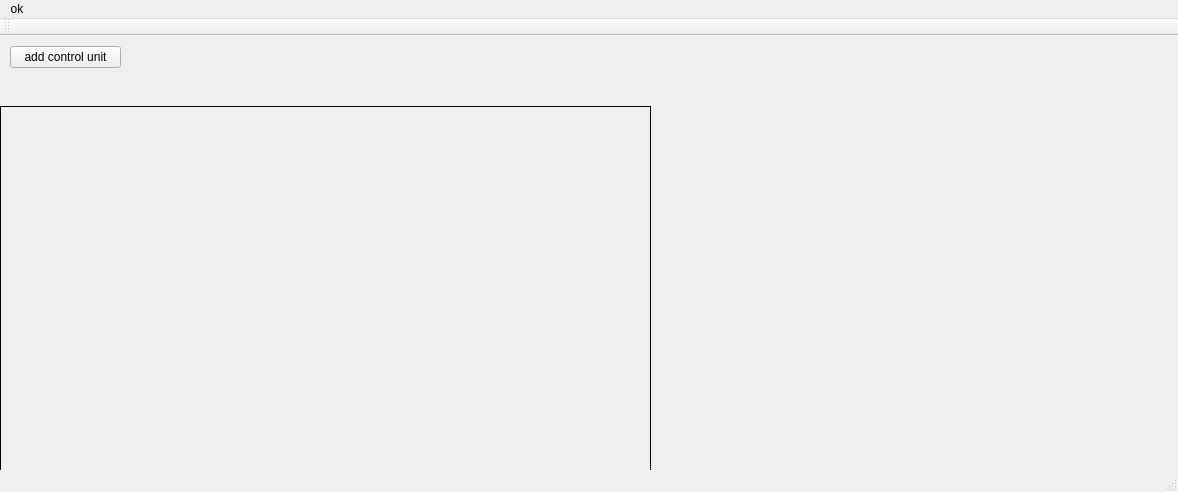
This is mwin.ui in PhilippeJara/jarasper as Qt 5 draws it before an edit. The edited form follows.
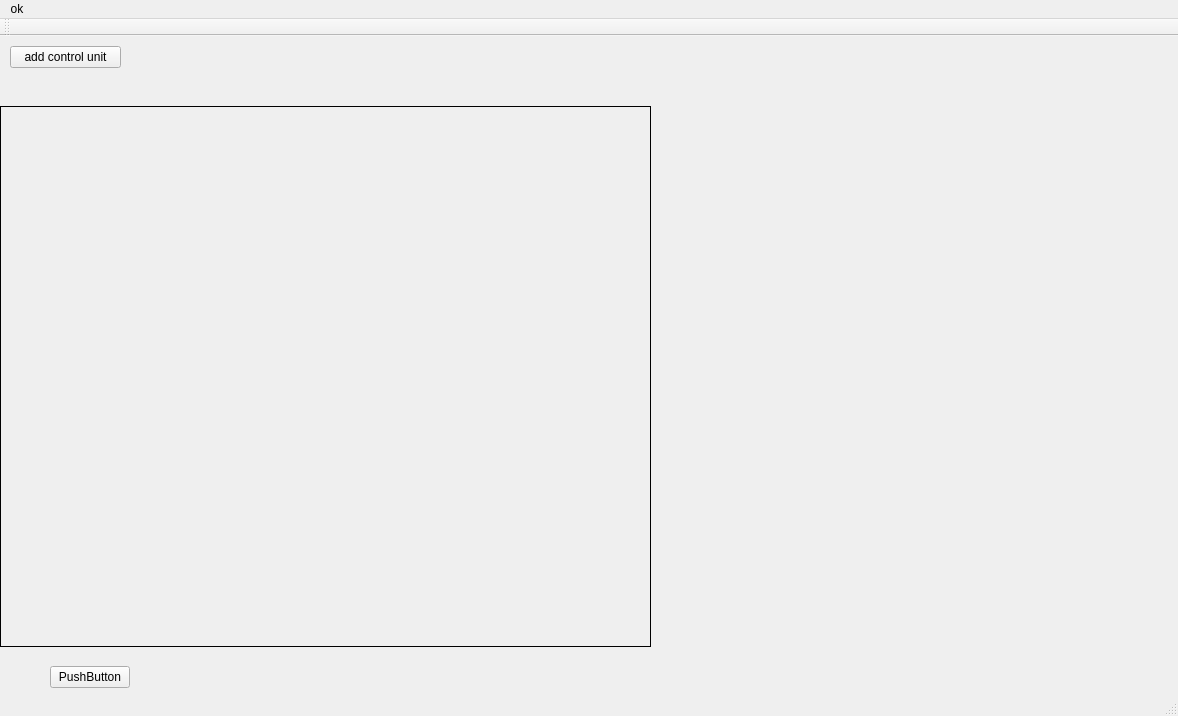
This is the edited form.

```diff
--- a/mwin.ui
+++ b/mwin.ui
@@ -7,7 +7,7 @@
     <x>0</x>
     <y>0</y>
     <width>1178</width>
-    <height>492</height>
+    <height>716</height>
    </rect>
   </property>
   <property name="mouseTracking">
@@ -49,6 +49,19 @@
      <enum>QFrame::Box</enum>
     </property>
    </widget>
+   <widget class="QPushButton" name="botao">
+    <property name="geometry">
+     <rect>
+      <x>50</x>
+      <y>630</y>
+      <width>80</width>
+      <height>22</height>
+     </rect>
+    </property>
+    <property name="text">
+     <string>PushButton</string>
+    </property>
+   </widget>
   </widget>
   <widget class="QMenuBar" name="menuBar">
    <property name="geometry">
```
